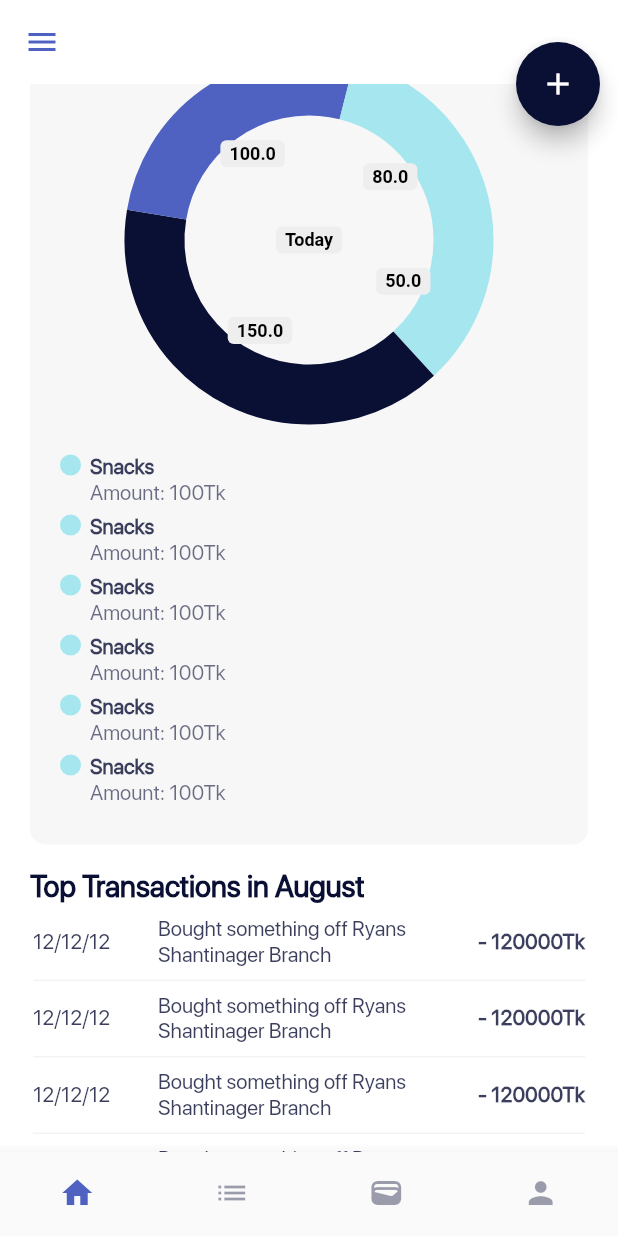
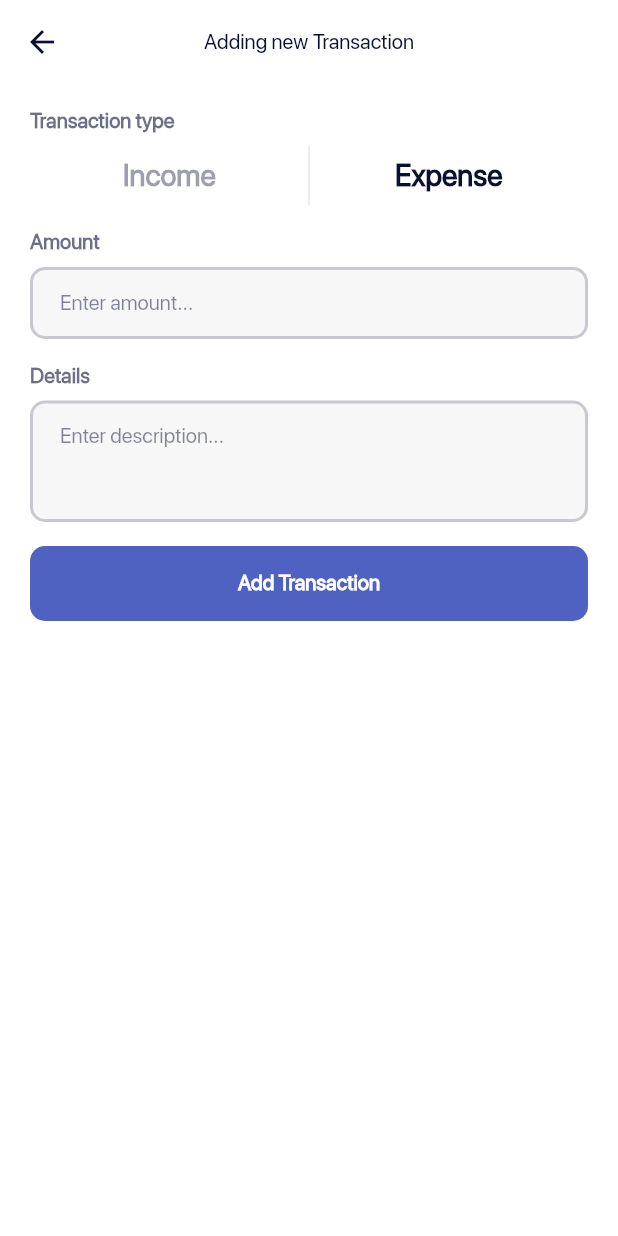
Before and after one commit to WorkWithAfridi/Pinext-Flutter_IncomeExpenseTracker, a Flutter app: the HomeframeView screen opened directly, scrolled down 576 dp, after a tap on the "add" icon, on a phone screen of 412 x 824 dp. Run offline on Flutter 3.47's test engine with Material 2 defaults, Android fonts, the phone set to English and light mode, and no system bars; drawn by our look-alikes of pie_chart; our stand-ins replace bloc, equatable, flutter_bloc, font_awesome_flutter, lottie.

Commit message:
Added add transaction cubit

```diff
--- a/lib/app/app_data/routing/routes.dart
+++ b/lib/app/app_data/routing/routes.dart
@@ -1,6 +1,7 @@
 import 'dart:developer';
 
 import 'package:flutter/material.dart';
+import 'package:pinext/app/screens/add_transaction/add_transaction.dart';
 import 'package:pinext/app/screens/home/homeframe.dart';
 
 import '../../screens/login/login_screen.dart';
@@ -26,6 +27,10 @@ class ROUTECONTROLLER {
         return MaterialPageRoute(
           builder: (context) => const Homeframe(),
         );
+      case ROUTES.getAddTransactionsRoute:
+        return MaterialPageRoute(
+          builder: (context) => const AddTransactionScreen(),
+        );
       default:
         log(settings.name.toString());
         throw ("Not a valid route ");
@@ -38,4 +43,5 @@ class ROUTES {
   static const getLoginRoute = '/login';
   static const getSignupRoute = '/signup';
   static const getHomeframeRoute = '/homeframe';
+  static const getAddTransactionsRoute = '/homeframe/add_transactions';
 }
--- /dev/null
+++ b/lib/app/bloc/add_transactions_cubit/add_transactions_cubit.dart
@@ -0,0 +1,21 @@
+import 'package:bloc/bloc.dart';
+import 'package:equatable/equatable.dart';
+
+part 'add_transactions_state.dart';
+
+class AddTransactionsCubit extends Cubit<AddTransactionsState> {
+  AddTransactionsCubit()
+      : super(
+          AddTransactionsInitialState(
+            selectedTransactionMode: SelectedTransactionMode.enpense,
+          ),
+        );
+
+  changeSelectedTransactionMode(
+      SelectedTransactionMode selectedTransactionMode) {
+    emit(
+      AddTransactionsInitialState(
+          selectedTransactionMode: selectedTransactionMode),
+    );
+  }
+}
--- /dev/null
+++ b/lib/app/bloc/add_transactions_cubit/add_transactions_state.dart
@@ -0,0 +1,20 @@
+part of 'add_transactions_cubit.dart';
+
+enum SelectedTransactionMode {
+  enpense,
+  income,
+}
+
+abstract class AddTransactionsState extends Equatable {
+  AddTransactionsState({required this.selectedTransactionMode});
+  SelectedTransactionMode selectedTransactionMode;
+
+  @override
+  List<Object> get props => [
+        selectedTransactionMode,
+      ];
+}
+
+class AddTransactionsInitialState extends AddTransactionsState {
+  AddTransactionsInitialState({required super.selectedTransactionMode});
+}
--- a/lib/app/bloc/homeframe_page_controller_cubit/homeframe_page_cubit.dart
+++ b/lib/app/bloc/homeframe_cubit/homeframe_page_cubit.dart
@@ -4,10 +4,10 @@ import 'package:flutter/material.dart';
 
 part 'homeframe_page_state.dart';
 
-class HomeframePageCubit extends Cubit<HomeframePageState> {
-  HomeframePageCubit()
+class HomeframeCubit extends Cubit<HomeframeState> {
+  HomeframeCubit()
       : super(
-          PageState(
+          HoemframeInitialState(
             selectedIndex: 0,
             pageController: PageController(initialPage: 0),
           ),
@@ -15,7 +15,7 @@ class HomeframePageCubit extends Cubit<HomeframePageState> {
 
   changeHomeframePage(int index) {
     state.pageController.jumpToPage(index);
-    emit(PageState(
+    emit(HoemframeInitialState(
       selectedIndex: index,
       pageController: state.pageController,
     ));
--- a/lib/app/bloc/homeframe_page_controller_cubit/homeframe_page_state.dart
+++ b/lib/app/bloc/homeframe_cubit/homeframe_page_state.dart
@@ -2,11 +2,10 @@
 part of 'homeframe_page_cubit.dart';
 
 @immutable
-abstract class HomeframePageState extends Equatable {
+abstract class HomeframeState extends Equatable {
   int selectedIndex;
   PageController pageController;
-  HomeframePageState(
-      {required this.selectedIndex, required this.pageController});
+  HomeframeState({required this.selectedIndex, required this.pageController});
 
   @override
   List<Object> get props => [
@@ -14,8 +13,8 @@ abstract class HomeframePageState extends Equatable {
       ];
 }
 
-class PageState extends HomeframePageState {
-  PageState({
+class HoemframeInitialState extends HomeframeState {
+  HoemframeInitialState({
     required super.selectedIndex,
     required super.pageController,
   });
--- a/lib/app/bloc/homepage_filter_cubit/homepage_filter_cubit.dart
+++ b/lib/app/bloc/homepage_cubit/homepage_cubit.dart
@@ -2,19 +2,21 @@ import 'package:bloc/bloc.dart';
 import 'package:equatable/equatable.dart';
 import 'package:meta/meta.dart';
 
-part 'homepage_filter_state.dart';
+part 'homepage_state.dart';
 
-class HomepageFilterCubit extends Cubit<HomepageFilterState> {
-  HomepageFilterCubit()
+class HomepageCubit extends Cubit<HomepageState> {
+  HomepageCubit()
       : super(
-          FilterState(
+          HomepageInitialState(
             selectedFilter: 'Overview',
           ),
         );
 
   changeMenuFilter(String filterName) {
     emit(
-      FilterState(selectedFilter: filterName),
+      HomepageInitialState(
+        selectedFilter: filterName,
+      ),
     );
   }
 }
--- a/lib/app/bloc/homepage_filter_cubit/homepage_filter_state.dart
+++ /dev/null
@@ -1,18 +0,0 @@
-// ignore_for_file: public_member_api_docs, sort_constructors_first
-part of 'homepage_filter_cubit.dart';
-
-@immutable
-abstract class HomepageFilterState extends Equatable{
-  String selectedFilter;
-  HomepageFilterState({
-    required this.selectedFilter,
-  });
-    @override
-  List<Object> get props => [
-        selectedFilter,
-      ];
-}
-
-class FilterState extends HomepageFilterState {
-  FilterState({required super.selectedFilter});
-}
--- /dev/null
+++ b/lib/app/screens/add_transaction/add_transaction.dart
@@ -0,0 +1,209 @@
+import 'dart:io';
+
+import 'package:flutter/material.dart';
+import 'package:flutter_bloc/flutter_bloc.dart';
+import 'package:pinext/app/app_data/app_constants/fonts.dart';
+import 'package:pinext/app/app_data/theme_data/colors.dart';
+import 'package:pinext/app/bloc/add_transactions_cubit/add_transactions_cubit.dart';
+import 'package:pinext/app/shared/widgets/custom_button.dart';
+import 'package:pinext/app/shared/widgets/custom_text_field.dart';
+
+import '../../app_data/app_constants/constants.dart';
+
+// class AddTransactionScreen extends StatelessWidget {
+//   const AddTransactionScreen({Key? key}) : super(key: key);
+
+//   @override
+//   Widget build(BuildContext context) {
+//     return BlocProvider(
+//       create: (context) => AddTransactionsCubit(),
+//       child: const AddTransactionScreen(),
+//     );
+//   }
+// }
+
+class AddTransactionScreen extends StatelessWidget {
+  const AddTransactionScreen({Key? key}) : super(key: key);
+
+  @override
+  Widget build(BuildContext context) {
+    return BlocProvider(
+      create: (context) => AddTransactionsCubit(),
+      child: const AddTransactionView(),
+    );
+  }
+}
+
+class AddTransactionView extends StatelessWidget {
+  const AddTransactionView({Key? key}) : super(key: key);
+
+  @override
+  Widget build(BuildContext context) {
+    return Scaffold(
+      appBar: AppBar(
+        leading: IconButton(
+          onPressed: () {
+            Navigator.pop(context);
+          },
+          icon: Icon(
+            Platform.isIOS ? Icons.arrow_back_ios : Icons.arrow_back,
+          ),
+        ),
+        title: Text(
+          "Adding new Transaction",
+          style: regularTextStyle,
+        ),
+      ),
+      body: Column(
+        children: [
+          Padding(
+            padding: const EdgeInsets.symmetric(
+              horizontal: defaultPadding,
+            ),
+            child: Column(
+              crossAxisAlignment: CrossAxisAlignment.start,
+              children: [
+                const SizedBox(
+                  height: 16,
+                ),
+                Text(
+                  "Transaction type",
+                  style: boldTextStyle.copyWith(
+                    color: customBlackColor.withOpacity(
+                      .6,
+                    ),
+                  ),
+                ),
+                const SizedBox(
+                  height: 8,
+                ),
+                SizedBox(
+                    height: 40,
+                    child:
+                        BlocBuilder<AddTransactionsCubit, AddTransactionsState>(
+                      builder: (context, state) {
+                        return Row(
+                          children: [
+                            Flexible(
+                              flex: 1,
+                              child: GestureDetector(
+                                onTap: () {
+                                  context
+                                      .read<AddTransactionsCubit>()
+                                      .changeSelectedTransactionMode(
+                                          SelectedTransactionMode.income);
+                                },
+                                child: Container(
+                                  height: double.maxFinite,
+                                  width: double.maxFinite,
+                                  alignment: Alignment.center,
+                                  child: Text(
+                                    "Income",
+                                    style: state.selectedTransactionMode ==
+                                            SelectedTransactionMode.income
+                                        ? boldTextStyle.copyWith(
+                                            color: customBlackColor,
+                                            fontSize: 20,
+                                          )
+                                        : boldTextStyle.copyWith(
+                                            color: customBlackColor
+                                                .withOpacity(.4),
+                                            fontSize: 20,
+                                          ),
+                                  ),
+                                ),
+                              ),
+                            ),
+                            Container(
+                              width: .5,
+                              height: double.maxFinite,
+                              color: customBlackColor.withOpacity(.2),
+                            ),
+                            Flexible(
+                              flex: 1,
+                              child: GestureDetector(
+                                onTap: (() {
+                                  context
+                                      .read<AddTransactionsCubit>()
+                                      .changeSelectedTransactionMode(
+                                          SelectedTransactionMode.enpense);
+                                }),
+                                child: Container(
+                                  height: double.maxFinite,
+                                  width: double.maxFinite,
+                                  alignment: Alignment.center,
+                                  child: Text(
+                                    "Expense",
+                                    style: state.selectedTransactionMode ==
+                                            SelectedTransactionMode.enpense
+                                        ? boldTextStyle.copyWith(
+                                            color: customBlackColor,
+                                            fontSize: 20,
+                                          )
+                                        : boldTextStyle.copyWith(
+                                            color: customBlackColor
+                                                .withOpacity(.4),
+                                            fontSize: 20,
+                                          ),
+                                  ),
+                                ),
+                              ),
+                            ),
+                          ],
+                        );
+                      },
+                    )),
+                const SizedBox(
+                  height: 16,
+                ),
+                Text(
+                  "Amount",
+                  style: boldTextStyle.copyWith(
+                    color: customBlackColor.withOpacity(
+                      .6,
+                    ),
+                  ),
+                ),
+                const SizedBox(
+                  height: 8,
+                ),
+                GetCustomTextField(
+                  controller: TextEditingController(),
+                  hintTitle: "Enter amount...",
+                ),
+                const SizedBox(
+                  height: 16,
+                ),
+                Text(
+                  "Details",
+                  style: boldTextStyle.copyWith(
+                    color: customBlackColor.withOpacity(
+                      .6,
+                    ),
+                  ),
+                ),
+                const SizedBox(
+                  height: 8,
+                ),
+                GetCustomTextField(
+                  controller: TextEditingController(),
+                  hintTitle: "Enter description...",
+                  numberOfLines: 3,
+                ),
+                const SizedBox(
+                  height: 16,
+                ),
+                GetCustomButton(
+                  title: "Add Transaction",
+                  titleColor: whiteColor,
+                  buttonColor: customBlueColor,
+                  callBackFunction: () {},
+                )
+              ],
+            ),
+          ),
+        ],
+      ),
+    );
+  }
+}
--- a/lib/app/screens/home/homeframe.dart
+++ b/lib/app/screens/home/homeframe.dart
@@ -3,14 +3,15 @@ import 'dart:io';
 import 'package:flutter/material.dart';
 import 'package:flutter_bloc/flutter_bloc.dart';
 import 'package:pinext/app/app_data/app_constants/domentions.dart';
+import 'package:pinext/app/app_data/routing/routes.dart';
 import 'package:pinext/app/app_data/theme_data/colors.dart';
-import 'package:pinext/app/bloc/homeframe_page_controller_cubit/homeframe_page_cubit.dart';
 import 'package:pinext/app/screens/home/pages/archive_page.dart';
 import 'package:pinext/app/screens/home/pages/cards_and_balance_page.dart';
 import 'package:pinext/app/screens/home/pages/home_page.dart';
 
 import '../../app_data/app_constants/constants.dart';
 import '../../app_data/app_constants/fonts.dart';
+import '../../bloc/homeframe_cubit/homeframe_page_cubit.dart';
 
 class Homeframe extends StatelessWidget {
   const Homeframe({Key? key}) : super(key: key);
@@ -20,7 +21,7 @@ class Homeframe extends StatelessWidget {
     return MultiBlocProvider(
       providers: [
         BlocProvider(
-          create: (context) => HomeframePageCubit(),
+          create: (context) => HomeframeCubit(),
         )
       ],
       child: HomeframeView(),
@@ -138,23 +139,28 @@ class HomeframeView extends StatelessWidget {
           ],
         ),
       ),
-      body: BlocBuilder<HomeframePageCubit, HomeframePageState>(
+      body: BlocBuilder<HomeframeCubit, HomeframeState>(
         builder: (context, state) {
           return PageView.builder(
             itemCount: homeframePages.length,
             controller: state.pageController,
             onPageChanged: ((value) {
-              context.read<HomeframePageCubit>().changeHomeframePage(value);
+              context.read<HomeframeCubit>().changeHomeframePage(value);
             }),
             itemBuilder: ((context, index) => homeframePages[index]),
           );
         },
       ),
-      floatingActionButton: BlocBuilder<HomeframePageCubit, HomeframePageState>(
+      floatingActionButton: BlocBuilder<HomeframeCubit, HomeframeState>(
         builder: (context, state) {
           return state.selectedIndex == 0
               ? FloatingActionButton(
-                  onPressed: () {},
+                  onPressed: () {
+                    Navigator.pushNamed(
+                      context,
+                      ROUTES.getAddTransactionsRoute,
+                    );
+                  },
                   backgroundColor: customBlackColor,
                   child: const Icon(
                     Icons.add,
@@ -165,12 +171,12 @@ class HomeframeView extends StatelessWidget {
         },
       ),
       floatingActionButtonLocation: FloatingActionButtonLocation.miniEndTop,
-      bottomNavigationBar: BlocBuilder<HomeframePageCubit, HomeframePageState>(
+      bottomNavigationBar: BlocBuilder<HomeframeCubit, HomeframeState>(
         builder: (context, state) {
           return BottomNavigationBar(
             currentIndex: state.selectedIndex,
             onTap: (value) {
-              context.read<HomeframePageCubit>().changeHomeframePage(value);
+              context.read<HomeframeCubit>().changeHomeframePage(value);
             },
             selectedItemColor: customBlueColor,
             unselectedItemColor: customBlackColor.withOpacity(.4),
--- a/lib/app/screens/home/pages/home_page.dart
+++ b/lib/app/screens/home/pages/home_page.dart
@@ -2,11 +2,11 @@ import 'package:flutter/material.dart';
 import 'package:flutter_bloc/flutter_bloc.dart';
 import 'package:pie_chart/pie_chart.dart';
 import 'package:pinext/app/app_data/app_constants/fonts.dart';
-import 'package:pinext/app/bloc/homepage_filter_cubit/homepage_filter_cubit.dart';
 
 import '../../../app_data/app_constants/constants.dart';
 import '../../../app_data/app_constants/domentions.dart';
 import '../../../app_data/theme_data/colors.dart';
+import '../../../bloc/homepage_cubit/homepage_cubit.dart';
 
 class Homepage extends StatelessWidget {
   const Homepage({Key? key}) : super(key: key);
@@ -16,7 +16,7 @@ class Homepage extends StatelessWidget {
     return MultiBlocProvider(
       providers: [
         BlocProvider(
-          create: (context) => HomepageFilterCubit(),
+          create: (context) => HomepageCubit(),
         ),
       ],
       child: HomepageView(),
@@ -92,7 +92,7 @@ class HomepageView extends StatelessWidget {
                     const SizedBox(
                       width: defaultPadding,
                     ),
-                    BlocBuilder<HomepageFilterCubit, HomepageFilterState>(
+                    BlocBuilder<HomepageCubit, HomepageState>(
                       builder: (context, state) {
                         return ListView.builder(
                           shrinkWrap: true,
@@ -477,7 +477,7 @@ class MenuFilterPill extends StatelessWidget {
       padding: const EdgeInsets.only(right: 10),
       child: GestureDetector(
         onTap: () {
-          context.read<HomepageFilterCubit>().changeMenuFilter(
+          context.read<HomepageCubit>().changeMenuFilter(
                 filtertitle,
               );
         },
--- a/lib/app/shared/widgets/custom_text_field.dart
+++ b/lib/app/shared/widgets/custom_text_field.dart
@@ -8,10 +8,12 @@ class GetCustomTextField extends StatelessWidget {
   final String hintTitle;
   final TextEditingController controller;
   final bool isPassword;
-  const GetCustomTextField({
+  int numberOfLines;
+  GetCustomTextField({
     Key? key,
     required this.controller,
     required this.hintTitle,
+    this.numberOfLines = 1,
     this.isPassword = false,
   }) : super(key: key);
 
@@ -20,7 +22,7 @@ class GetCustomTextField extends StatelessWidget {
     return TextField(
       controller: controller,
       style: regularTextStyle,
-      maxLines: 1,
+      maxLines: numberOfLines,
       keyboardType: TextInputType.text,
       textInputAction: TextInputAction.next,
       decoration: InputDecoration(
```
Also changed, not shown: lib/app/bloc/archive_cubit/archive_cubit.dart (renamed from lib/app/bloc/archive_month_controller_cubit/archive_month_cubit.dart, +5 -5 lines), lib/app/bloc/archive_cubit/archive_state.dart (added, +15 -0 lines), lib/app/bloc/archive_month_controller_cubit/archive_month_state.dart (deleted, +0 -15 lines), lib/app/bloc/homepage_cubit/homepage_state.dart (added, +18 -0 lines), lib/app/screens/home/pages/archive_page.dart (+4 -4 lines).
